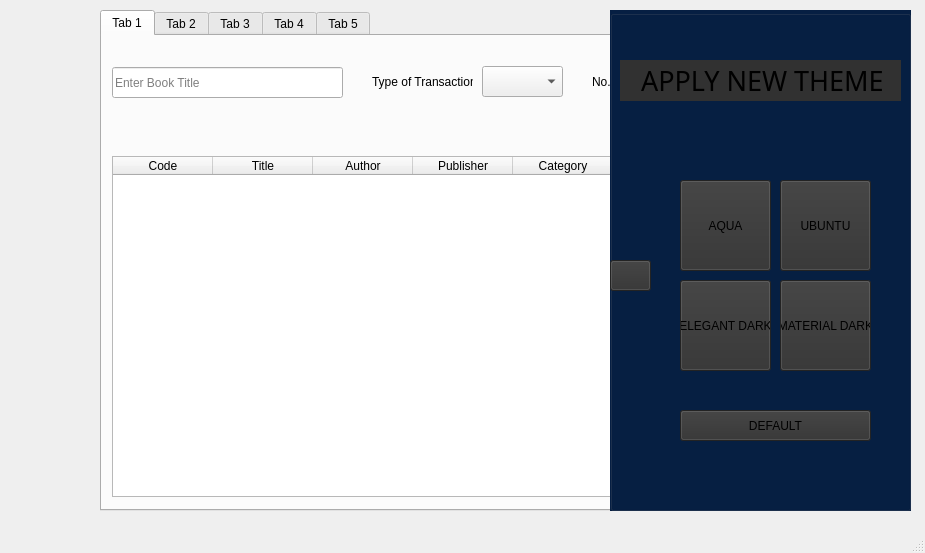
This is library.ui in gautamsood15/lib_mgmt_system as Qt 5 draws it before an edit. The edited form follows.
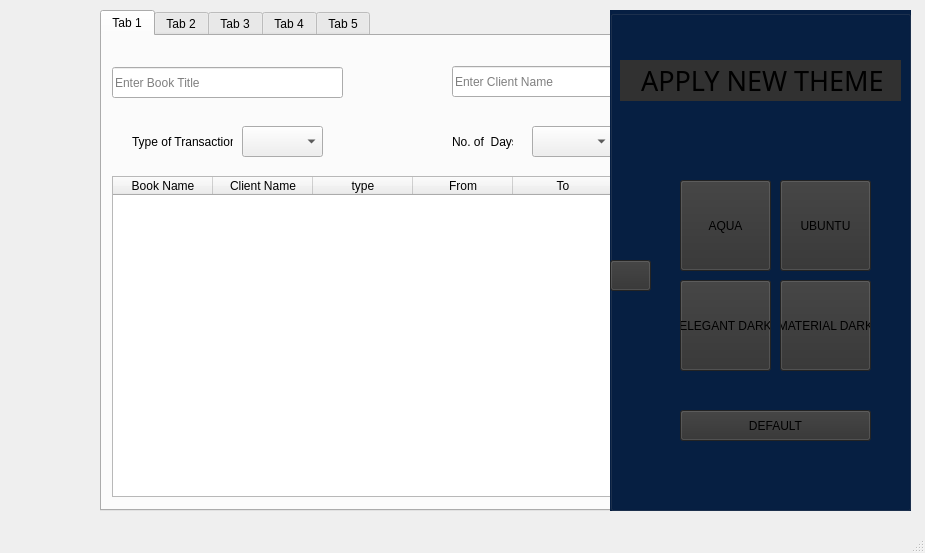
This is the edited form. The open tabs and pages were chosen to show the change. Icons and pictures are not drawn.

Commit message: Adding Day to day operations

```diff
--- a/library.ui
+++ b/library.ui
@@ -156,9 +156,9 @@
       <property name="geometry">
        <rect>
         <x>10</x>
-        <y>120</y>
+        <y>140</y>
         <width>781</width>
-        <height>341</height>
+        <height>321</height>
        </rect>
       </property>
       <property name="showGrid">
@@ -169,39 +169,34 @@
       </attribute>
       <column>
        <property name="text">
-        <string>Code</string>
+        <string>Book Name</string>
        </property>
       </column>
       <column>
        <property name="text">
-        <string>Title</string>
+        <string>Client Name</string>
        </property>
       </column>
       <column>
        <property name="text">
-        <string>Author</string>
+        <string>type</string>
        </property>
       </column>
       <column>
        <property name="text">
-        <string>Publisher</string>
+        <string>From</string>
        </property>
       </column>
       <column>
        <property name="text">
-        <string>Category</string>
-       </property>
-      </column>
-      <column>
-       <property name="text">
-        <string>Price</string>
+        <string>To</string>
        </property>
       </column>
      </widget>
      <widget class="QPushButton" name="pushButton_6">
       <property name="geometry">
        <rect>
-        <x>710</x>
+        <x>700</x>
         <y>30</y>
         <width>91</width>
         <height>31</height>
@@ -227,8 +222,8 @@
      <widget class="QComboBox" name="comboBox">
       <property name="geometry">
        <rect>
-        <x>380</x>
-        <y>30</y>
+        <x>140</x>
+        <y>90</y>
         <width>81</width>
         <height>31</height>
        </rect>
@@ -257,8 +252,8 @@
      <widget class="QComboBox" name="comboBox_2">
       <property name="geometry">
        <rect>
-        <x>570</x>
-        <y>30</y>
+        <x>430</x>
+        <y>90</y>
         <width>81</width>
         <height>31</height>
        </rect>
@@ -327,8 +322,8 @@
      <widget class="QLabel" name="label">
       <property name="geometry">
        <rect>
-        <x>270</x>
-        <y>20</y>
+        <x>30</x>
+        <y>80</y>
         <width>101</width>
         <height>51</height>
        </rect>
@@ -340,8 +335,8 @@
      <widget class="QLabel" name="label_2">
       <property name="geometry">
        <rect>
-        <x>490</x>
-        <y>30</y>
+        <x>350</x>
+        <y>90</y>
         <width>61</width>
         <height>31</height>
        </rect>
@@ -350,6 +345,19 @@
        <string>No. of  Days</string>
       </property>
      </widget>
+     <widget class="QLineEdit" name="lineEdit_25">
+      <property name="geometry">
+       <rect>
+        <x>350</x>
+        <y>30</y>
+        <width>231</width>
+        <height>31</height>
+       </rect>
+      </property>
+      <property name="placeholderText">
+       <string>Enter Client Name</string>
+      </property>
+     </widget>
     </widget>
     <widget class="QWidget" name="tab_2">
      <attribute name="title">
```
Left out of the diff: 2 changed lines with no effect on the pictures. The commit also changes 1 other file.
